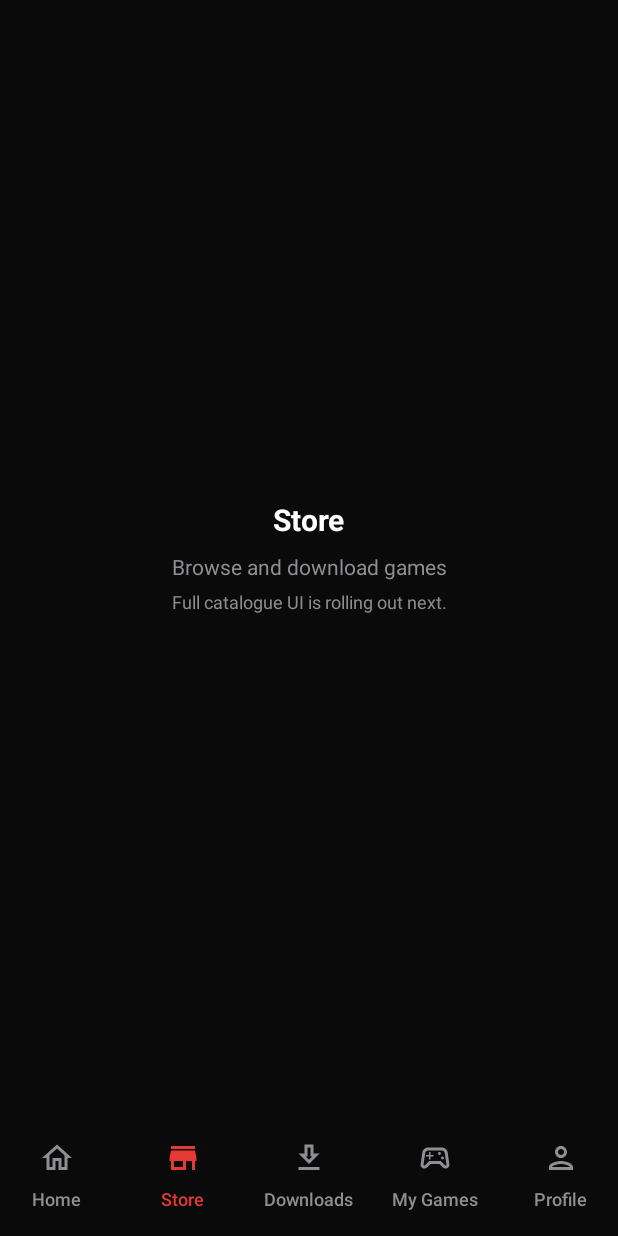
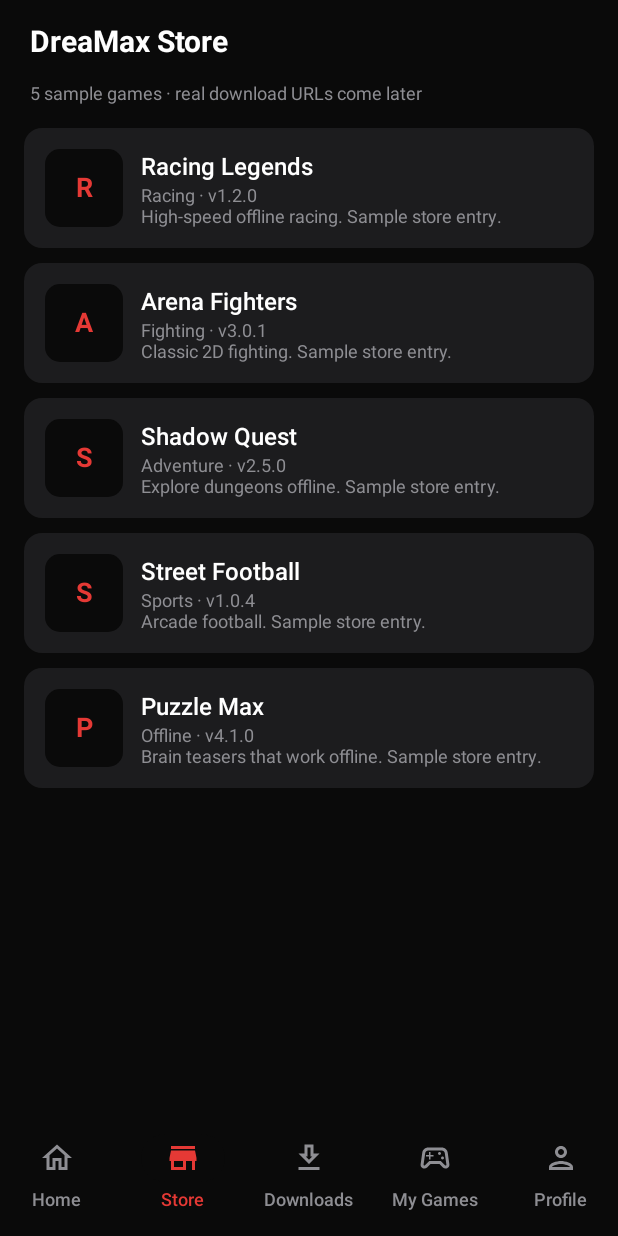
Before and after one commit to Jeffery24344/DreaMax, an Android app built with Jetpack Compose: the screen it shows after launch (MainActivity), item 2 of the bottom bar chosen, on a phone screen of 412 x 824 dp. Run offline under Robolectric (Android 15) with nearby library versions, the phone set to English and light mode, and no system bars; our stand-ins replace Room's generated code; network calls fail.

Commit message:
Add sample Store catalogue and list UI so games appear

```diff
--- /dev/null
+++ b/app/src/main/java/com/bigbigdreams/dreamax/data/remote/StoreCatalogue.kt
@@ -0,0 +1,80 @@
+package com.bigbigdreams.dreamax.data.remote
+
+import com.bigbigdreams.dreamax.domain.model.Game
+import com.bigbigdreams.dreamax.domain.model.GameSource
+
+object StoreCatalogue {
+    val categories = listOf("Action", "Adventure", "Fighting", "Racing", "Sports", "Offline")
+
+    val games: List<Game> = listOf(
+        Game(
+            id = "sample_racing_1",
+            packageName = "com.example.racinglegends",
+            title = "Racing Legends",
+            versionName = "1.2.0",
+            versionCode = 12,
+            category = "Racing",
+            description = "High-speed offline racing. Sample store entry.",
+            fileSizeBytes = 48_000_000,
+            minSdk = 24,
+            source = GameSource.STORE,
+            lastUpdatedAt = System.currentTimeMillis()
+        ),
+        Game(
+            id = "sample_fight_1",
+            packageName = "com.example.arenafighters",
+            title = "Arena Fighters",
+            versionName = "3.0.1",
+            versionCode = 301,
+            category = "Fighting",
+            description = "Classic 2D fighting. Sample store entry.",
+            fileSizeBytes = 72_000_000,
+            minSdk = 26,
+            source = GameSource.STORE,
+            lastUpdatedAt = System.currentTimeMillis() - 86_400_000
+        ),
+        Game(
+            id = "sample_adventure_1",
+            packageName = "com.example.shadowquest",
+            title = "Shadow Quest",
+            versionName = "2.5.0",
+            versionCode = 250,
+            category = "Adventure",
+            description = "Explore dungeons offline. Sample store entry.",
+            fileSizeBytes = 95_000_000,
+            minSdk = 26,
+            source = GameSource.STORE,
+            lastUpdatedAt = System.currentTimeMillis() - 172_800_000
+        ),
+        Game(
+            id = "sample_sports_1",
+            packageName = "com.example.streetfootball",
+            title = "Street Football",
+            versionName = "1.0.4",
+            versionCode = 104,
+            category = "Sports",
+            description = "Arcade football. Sample store entry.",
+            fileSizeBytes = 55_000_000,
+            minSdk = 24,
+            source = GameSource.STORE,
+            lastUpdatedAt = System.currentTimeMillis() - 259_200_000
+        ),
+        Game(
+            id = "sample_offline_1",
+            packageName = "com.example.puzzlemax",
+            title = "Puzzle Max",
+            versionName = "4.1.0",
+            versionCode = 410,
+            category = "Offline",
+            description = "Brain teasers that work offline. Sample store entry.",
+            fileSizeBytes = 28_000_000,
+            minSdk = 23,
+            source = GameSource.STORE,
+            lastUpdatedAt = System.currentTimeMillis() - 345_600_000
+        )
+    )
+
+    fun getById(id: String): Game? = games.find { it.id == id }
+
+    fun downloadUrlFor(gameId: String): String = ""
+}
--- a/app/src/main/java/com/bigbigdreams/dreamax/ui/store/StoreScreen.kt
+++ b/app/src/main/java/com/bigbigdreams/dreamax/ui/store/StoreScreen.kt
@@ -1,38 +1,123 @@
 package com.bigbigdreams.dreamax.ui.store
 
 import androidx.compose.foundation.background
+import androidx.compose.foundation.clickable
 import androidx.compose.foundation.layout.Arrangement
+import androidx.compose.foundation.layout.Box
 import androidx.compose.foundation.layout.Column
+import androidx.compose.foundation.layout.PaddingValues
+import androidx.compose.foundation.layout.Row
 import androidx.compose.foundation.layout.Spacer
 import androidx.compose.foundation.layout.fillMaxSize
+import androidx.compose.foundation.layout.fillMaxWidth
 import androidx.compose.foundation.layout.height
 import androidx.compose.foundation.layout.padding
+import androidx.compose.foundation.layout.size
+import androidx.compose.foundation.layout.width
+import androidx.compose.foundation.lazy.LazyColumn
+import androidx.compose.foundation.lazy.items
+import androidx.compose.foundation.shape.RoundedCornerShape
+import androidx.compose.material3.Card
+import androidx.compose.material3.CardDefaults
 import androidx.compose.material3.MaterialTheme
 import androidx.compose.material3.Text
 import androidx.compose.runtime.Composable
+import androidx.compose.runtime.remember
 import androidx.compose.ui.Alignment
 import androidx.compose.ui.Modifier
+import androidx.compose.ui.draw.clip
 import androidx.compose.ui.text.font.FontWeight
 import androidx.compose.ui.unit.dp
 import androidx.navigation.NavController
+import com.bigbigdreams.dreamax.data.remote.StoreCatalogue
+import com.bigbigdreams.dreamax.domain.model.Game
+import com.bigbigdreams.dreamax.ui.navigation.Screen
 import com.bigbigdreams.dreamax.ui.theme.DreamaxBlack
+import com.bigbigdreams.dreamax.ui.theme.DreamaxDarkGrey
 import com.bigbigdreams.dreamax.ui.theme.DreamaxLightGrey
+import com.bigbigdreams.dreamax.ui.theme.DreamaxRed
 import com.bigbigdreams.dreamax.ui.theme.DreamaxWhite
 
 @Composable
 fun StoreScreen(navController: NavController) {
+    val games = remember { StoreCatalogue.games }
+
     Column(
         modifier = Modifier
             .fillMaxSize()
             .background(DreamaxBlack)
-            .padding(24.dp),
-        verticalArrangement = Arrangement.Center,
-        horizontalAlignment = Alignment.CenterHorizontally
     ) {
-        Text("Store", color = DreamaxWhite, style = MaterialTheme.typography.headlineMedium, fontWeight = FontWeight.Bold)
-        Spacer(modifier = Modifier.height(12.dp))
-        Text("Browse and download games", color = DreamaxLightGrey, style = MaterialTheme.typography.bodyMedium)
+        Text(
+            text = "DreaMax Store",
+            color = DreamaxWhite,
+            style = MaterialTheme.typography.headlineMedium,
+            fontWeight = FontWeight.Bold,
+            modifier = Modifier.padding(horizontal = 20.dp, vertical = 16.dp)
+        )
+        Text(
+            text = "${games.size} sample games · real download URLs come later",
+            color = DreamaxLightGrey,
+            style = MaterialTheme.typography.bodySmall,
+            modifier = Modifier.padding(horizontal = 20.dp)
+        )
         Spacer(modifier = Modifier.height(8.dp))
-        Text("Full catalogue UI is rolling out next.", color = DreamaxLightGrey, style = MaterialTheme.typography.bodySmall)
+        LazyColumn(
+            contentPadding = PaddingValues(horizontal = 16.dp, vertical = 8.dp),
+            verticalArrangement = Arrangement.spacedBy(10.dp)
+        ) {
+            items(games, key = { it.id }) { game ->
+                StoreGameCard(game = game) {
+                    navController.navigate(Screen.GameDetails.createRoute(game.id))
+                }
+            }
+        }
     }
 }
+
+@Composable
+private fun StoreGameCard(game: Game, onClick: () -> Unit) {
+    Card(
+        modifier = Modifier
+            .fillMaxWidth()
+            .clickable(onClick = onClick),
+        colors = CardDefaults.cardColors(containerColor = DreamaxDarkGrey),
+        shape = RoundedCornerShape(12.dp)
+    ) {
+        Row(
+            modifier = Modifier.padding(14.dp),
+            verticalAlignment = Alignment.CenterVertically
+        ) {
+            Box(
+                modifier = Modifier
+                    .size(52.dp)
+                    .clip(RoundedCornerShape(10.dp))
+                    .background(DreamaxBlack),
+                contentAlignment = Alignment.Center
+            ) {
+                Text(
+                    text = game.title.take(1).uppercase(),
+                    color = DreamaxRed,
+                    style = MaterialTheme.typography.titleLarge,
+                    fontWeight = FontWeight.Bold
+                )
+            }
+            Spacer(modifier = Modifier.width(12.dp))
+            Column(modifier = Modifier.weight(1f)) {
+                Text(game.title, color = DreamaxWhite, fontWeight = FontWeight.SemiBold)
+                Text(
+                    listOfNotNull(game.category, game.versionName?.let { "v$it" }).joinToString(" · "),
+                    color = DreamaxLightGrey,
+                    style = MaterialTheme.typography.bodySmall
+                )
+                game.description?.let {
+                    Text(
+                        it,
+                        color = DreamaxLightGrey,
+                        style = MaterialTheme.typography.bodySmall,
+                        maxLines = 2
+                    )
+                }
+            }
+        }
+    }
+}
```
